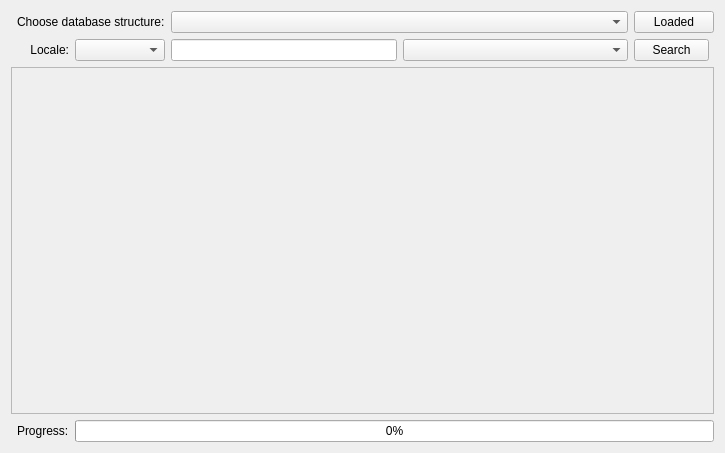
Old version of the form gui/DatabaseView.ui in the repository glandu2/RappelzRDBTool.
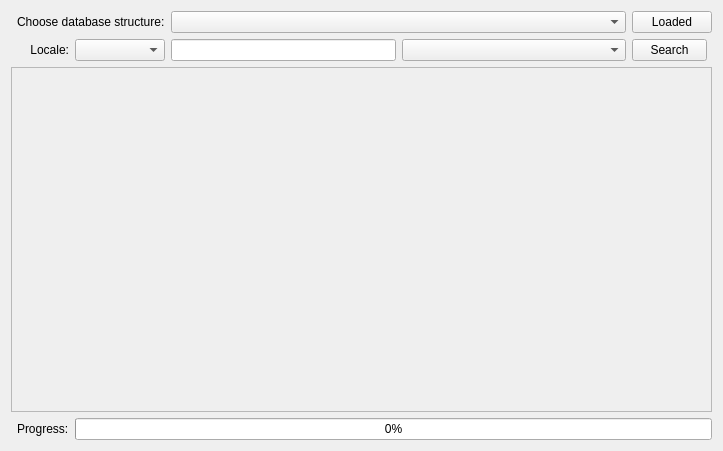
New version of the form.

```diff
--- a/gui/DatabaseView.ui
+++ b/gui/DatabaseView.ui
@@ -6,8 +6,8 @@
    <rect>
     <x>0</x>
     <y>0</y>
-    <width>725</width>
-    <height>453</height>
+    <width>723</width>
+    <height>451</height>
    </rect>
   </property>
   <property name="windowTitle">
```
